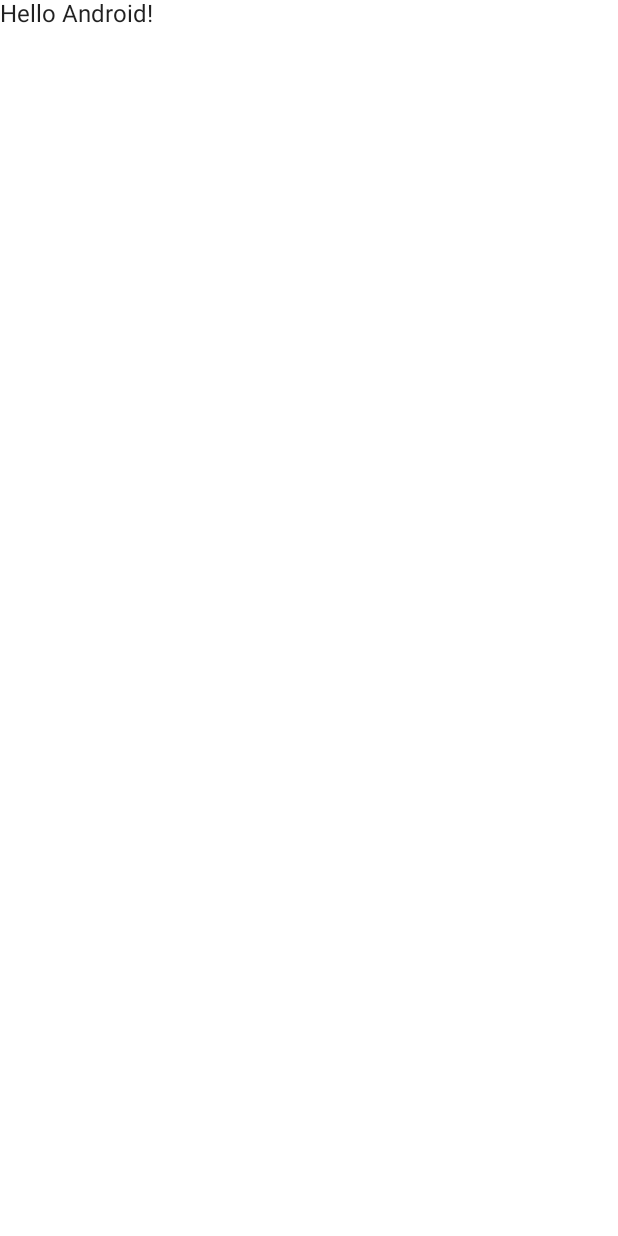
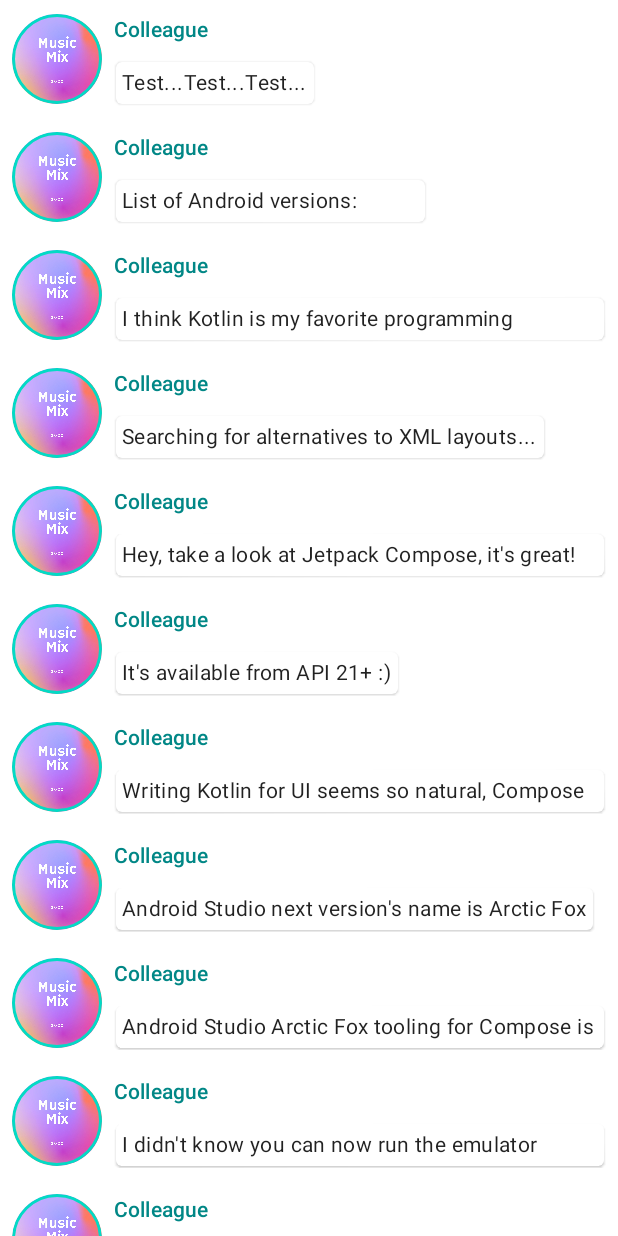
Before and after one commit to irfansefa/Compose-Tutorial, an Android app built with Jetpack Compose: the screen it shows after launch (MainActivity), on a phone screen of 412 x 824 dp. Before the commit the screen is almost empty. Run offline under Robolectric (Android 15) with nearby library versions, the phone set to English and light mode, and no system bars.

Commit message:
Finished tutorial: Jetpack Compose basics

```diff
--- a/app/src/main/java/com/moonstarit/composetutorial/MainActivity.kt
+++ b/app/src/main/java/com/moonstarit/composetutorial/MainActivity.kt
@@ -1,13 +1,33 @@
 package com.moonstarit.composetutorial
 
+import android.content.res.Configuration
 import android.os.Bundle
 import androidx.activity.ComponentActivity
 import androidx.activity.compose.setContent
+import androidx.compose.animation.animateColorAsState
+import androidx.compose.animation.animateContentSize
+import androidx.compose.foundation.Image
+import androidx.compose.foundation.border
+import androidx.compose.foundation.clickable
+import androidx.compose.foundation.layout.*
+import androidx.compose.foundation.lazy.LazyColumn
+import androidx.compose.foundation.lazy.items
+import androidx.compose.foundation.shape.CircleShape
 import androidx.compose.material.MaterialTheme
 import androidx.compose.material.Surface
 import androidx.compose.material.Text
 import androidx.compose.runtime.Composable
+import androidx.compose.runtime.mutableStateOf
+import androidx.compose.runtime.remember
+import androidx.compose.runtime.getValue
+import androidx.compose.runtime.setValue
+import androidx.compose.ui.Alignment
+import androidx.compose.ui.Modifier
+import androidx.compose.ui.draw.clip
+import androidx.compose.ui.graphics.Color
+import androidx.compose.ui.res.painterResource
 import androidx.compose.ui.tooling.preview.Preview
+import androidx.compose.ui.unit.dp
 import com.moonstarit.composetutorial.ui.theme.ComposeTutorialTheme
 
 class MainActivity : ComponentActivity() {
@@ -17,7 +37,7 @@ class MainActivity : ComponentActivity() {
             ComposeTutorialTheme {
                 // A surface container using the 'background' color from the theme
                 Surface(color = MaterialTheme.colors.background) {
-                    Greeting("Android")
+                    Conversation(messages = SampleData.conversationSample)
                 }
             }
         }
@@ -25,14 +45,84 @@ class MainActivity : ComponentActivity() {
 }
 
 @Composable
-fun Greeting(name: String) {
-    Text(text = "Hello $name!")
+fun Conversation(messages: List<Message>) {
+    LazyColumn {
+        items(messages) { message ->
+            MessageCard(msg = message)
+        }
+    }
 }
 
-@Preview(showBackground = true)
 @Composable
-fun DefaultPreview() {
-    ComposeTutorialTheme {
-        Greeting("Android")
+fun MessageCard(msg: Message) {
+    Row(
+        modifier = Modifier.padding(all = 8.dp),
+        verticalAlignment = Alignment.CenterVertically,
+    ) {
+        Image(
+            painter = painterResource(id = R.drawable.spotfy_2022),
+            contentDescription = "Image",
+            modifier = Modifier
+                .size(60.dp)
+                .clip(CircleShape)
+                .border(1.5.dp, MaterialTheme.colors.secondary, CircleShape)
+        )
+        Spacer(modifier = Modifier.width(8.dp))
+
+        var isExpanded by remember { mutableStateOf(false) }
+        val surfaceColor: Color by animateColorAsState(
+            if (isExpanded) MaterialTheme.colors.primary else MaterialTheme.colors.surface
+        )
+        Column(
+            modifier = Modifier.clickable { isExpanded = !isExpanded },
+            verticalArrangement = Arrangement.SpaceEvenly
+        ) {
+            Text(
+                text = msg.author,
+                color = MaterialTheme.colors.secondaryVariant,
+                style = MaterialTheme.typography.subtitle2
+            )
+            Spacer(modifier = Modifier.height(8.dp))
+            Surface(
+                shape = MaterialTheme.shapes.medium,
+                elevation = 1.dp,
+                color = surfaceColor,
+                modifier = Modifier
+                    .animateContentSize()
+                    .padding(1.dp)
+            ) {
+                Text(
+                    text = msg.body,
+                    modifier = Modifier.padding(all = 4.dp),
+                    maxLines = if (isExpanded) Int.MAX_VALUE else 1,
+                    style = MaterialTheme.typography.body2
+                )
+
+            }
+        }
     }
 }
+
+@Preview
+@Composable
+fun PreviewConversation() {
+    ComposeTutorialTheme() {
+        Conversation(messages = SampleData.conversationSample)
+    }
+}
+
+@Preview(
+    name = "Light Mode",
+    showBackground = true,
+)
+@Preview(
+    uiMode = Configuration.UI_MODE_NIGHT_YES,
+    showBackground = true,
+    name = "Dark Mode"
+)
+@Composable
+fun PreviewMessageCard() {
+    ComposeTutorialTheme {
+        MessageCard(Message("Irfan", "Hello Compose"))
+    }
+}
--- /dev/null
+++ b/app/src/main/java/com/moonstarit/composetutorial/Message.kt
@@ -0,0 +1,3 @@
+package com.moonstarit.composetutorial
+
+data class Message(val author: String, val body: String)
--- /dev/null
+++ b/app/src/main/java/com/moonstarit/composetutorial/SampleData.kt
@@ -0,0 +1,72 @@
+package com.moonstarit.composetutorial
+
+object SampleData {
+    // Sample conversation data
+    val conversationSample = listOf(
+        Message(
+            "Colleague",
+            "Test...Test...Test..."
+        ),
+        Message(
+            "Colleague",
+            "List of Android versions:\n" +
+                    "Android KitKat (API 19)\n" +
+                    "Android Lollipop (API 21)\n" +
+                    "Android Marshmallow (API 23)\n" +
+                    "Android Nougat (API 24)\n" +
+                    "Android Oreo (API 26)\n" +
+                    "Android Pie (API 28)\n" +
+                    "Android 10 (API 29)\n" +
+                    "Android 11 (API 30)\n" +
+                    "Android 12 (API 31)\n"
+        ),
+        Message(
+            "Colleague",
+            "I think Kotlin is my favorite programming language.\n" +
+                    "It's so much fun!"
+        ),
+        Message(
+            "Colleague",
+            "Searching for alternatives to XML layouts..."
+        ),
+        Message(
+            "Colleague",
+            "Hey, take a look at Jetpack Compose, it's great!\n" +
+                    "It's the Android's modern toolkit for building native UI." +
+                    "It simplifies and accelerates UI development on Android." +
+                    "Less code, powerful tools, and intuitive Kotlin APIs :)"
+        ),
+        Message(
+            "Colleague",
+            "It's available from API 21+ :)"
+        ),
+        Message(
+            "Colleague",
+            "Writing Kotlin for UI seems so natural, Compose where have you been all my life?"
+        ),
+        Message(
+            "Colleague",
+            "Android Studio next version's name is Arctic Fox"
+        ),
+        Message(
+            "Colleague",
+            "Android Studio Arctic Fox tooling for Compose is top notch ^_^"
+        ),
+        Message(
+            "Colleague",
+            "I didn't know you can now run the emulator directly from Android Studio"
+        ),
+        Message(
+            "Colleague",
+            "Compose Previews are great to check quickly how a composable layout looks like"
+        ),
+        Message(
+            "Colleague",
+            "Previews are also interactive after enabling the experimental setting"
+        ),
+        Message(
+            "Colleague",
+            "Have you tried writing build.gradle with KTS?"
+        ),
+    )
+}
```
Also changed, not shown: app/src/main/res/drawable-mdpi/profile_picture.png (added), app/src/main/res/drawable-mdpi/spotfy_2022.jpg (added).
